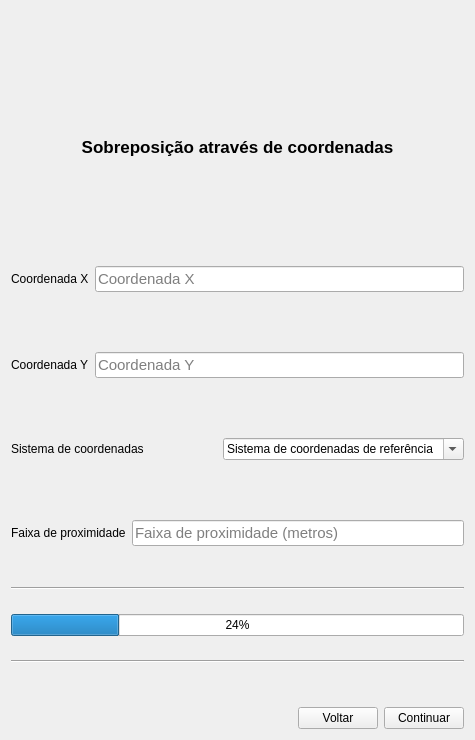
This is screens/overlay_coordinates.ui in spuhub/prisma as Qt 5 draws it before an edit. The edited form follows.
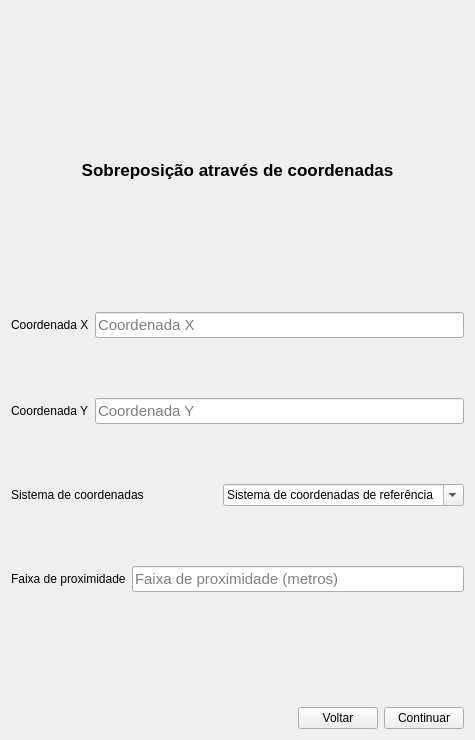
This is the edited form.

What changed in the file:
```diff
--- a/screens/overlay_coordinates.ui
+++ b/screens/overlay_coordinates.ui
@@ -417,13 +417,6 @@
      </property>
     </spacer>
    </item>
-   <item>
-    <widget class="Line" name="line">
-     <property name="orientation">
-      <enum>Qt::Horizontal</enum>
-     </property>
-    </widget>
-   </item>
    <item>
     <spacer name="horizontalSpacer_16">
      <property name="orientation">
@@ -437,13 +430,6 @@
      </property>
     </spacer>
    </item>
-   <item>
-    <widget class="QProgressBar" name="progressBar">
-     <property name="value">
-      <number>24</number>
-     </property>
-    </widget>
-   </item>
    <item>
     <spacer name="horizontalSpacer_17">
      <property name="orientation">
@@ -457,13 +443,6 @@
      </property>
     </spacer>
    </item>
-   <item>
-    <widget class="Line" name="line_2">
-     <property name="orientation">
-      <enum>Qt::Horizontal</enum>
-     </property>
-    </widget>
-   </item>
    <item>
     <spacer name="horizontalSpacer_18">
      <property name="orientation">
```
